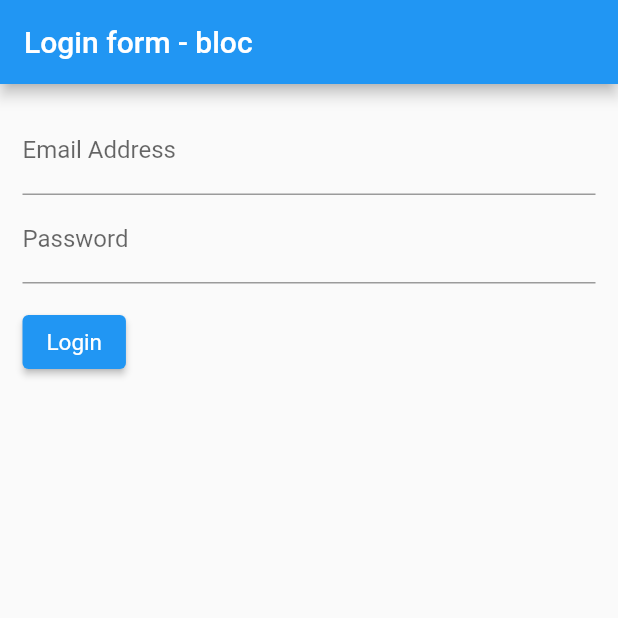
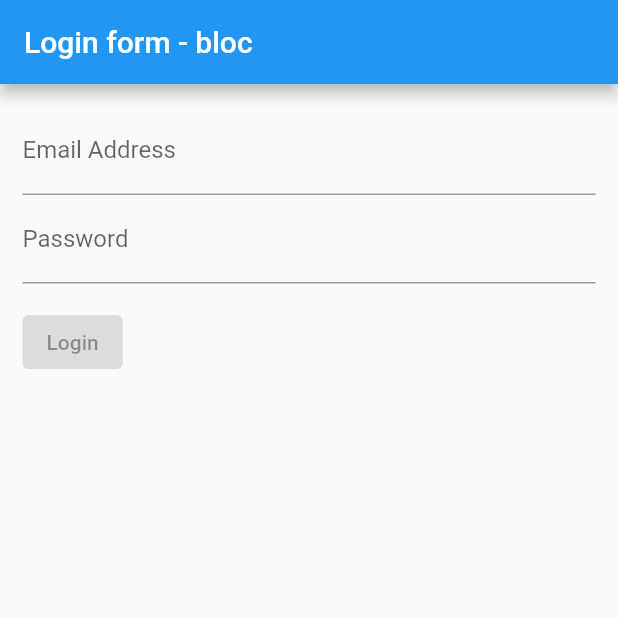
Before and after one commit to lukedxvxes/flutter_login-bloc, a Flutter app: the screen it shows after launch, on a phone screen of 412 x 824 dp, the top half of it. Run offline on Flutter 3.47's test engine with Material 2 defaults, Android fonts, the phone set to English and light mode, and no system bars; our stand-ins replace rxdart.

Commit message:
rx dart to combine streams for submit button state

```diff
--- a/lib/src/blocs/bloc.dart
+++ b/lib/src/blocs/bloc.dart
@@ -1,14 +1,18 @@
 import 'dart:async';
 import 'validators.dart';
+import 'package:rxdart/rxdart.dart';
 
 class Bloc extends Validators {
-  final _emailController = StreamController<String>();
-  final _passwordController = StreamController<String>();
+  final _emailController = StreamController<String>.broadcast();
+  final _passwordController = StreamController<String>.broadcast();
 
   //Add data to stream - transform method is attached to the end so all data used by stream is validated.
   Stream<String> get email => _emailController.stream.transform(validateEmail);
   Stream<String> get password =>
       _passwordController.stream.transform(validatePassword);
+  //gives you access to email and password but we dont care in this case so we return true
+  Stream<bool> get submitValid =>
+      CombineLatestStream.combine2(email, password, (e, p) => true);
 
   //Change data
   Function(String) get changeEmail => _emailController.sink.add;
--- a/lib/src/screens/login_screen.dart
+++ b/lib/src/screens/login_screen.dart
@@ -17,7 +17,7 @@ class LoginScreen extends StatelessWidget {
           emailField(bloc),
           passwordField(bloc),
           Container(margin: const EdgeInsets.only(top: 15.0)),
-          submitButton()
+          submitButton(bloc)
         ],
       ),
     );
@@ -56,14 +56,19 @@ class LoginScreen extends StatelessWidget {
     );
   }
 
-  Widget submitButton() {
-    final ButtonStyle style =
-        ElevatedButton.styleFrom(textStyle: const TextStyle(fontSize: 15));
-
-    return ElevatedButton(
-      style: style,
-      child: const Text('Login'),
-      onPressed: () {},
+  Widget submitButton(Bloc bloc) {
+    return StreamBuilder(
+      stream: bloc.submitValid,
+      builder: (context, snapshot) {
+        return ElevatedButton(
+          child: const Text('Login'),
+          onPressed: snapshot.hasData
+              ? () {
+                  print('there has been data!');
+                }
+              : null,
+        );
+      },
     );
   }
 }
--- a/pubspec.yaml
+++ b/pubspec.yaml
@@ -3,7 +3,7 @@ description: A new Flutter project.
 
 # The following line prevents the package from being accidentally published to
 # pub.dev using `flutter pub publish`. This is preferred for private packages.
-publish_to: 'none' # Remove this line if you wish to publish to pub.dev
+publish_to: "none" # Remove this line if you wish to publish to pub.dev
 
 # The following defines the version and build number for your application.
 # A version number is three numbers separated by dots, like 1.2.43
@@ -30,10 +30,11 @@ dependencies:
   flutter:
     sdk: flutter
 
-
   # The following adds the Cupertino Icons font to your application.
   # Use with the CupertinoIcons class for iOS style icons.
   cupertino_icons: ^1.0.2
+
+  rxdart: ^0.27.3
 
 dev_dependencies:
   flutter_test:
@@ -51,7 +52,6 @@ dev_dependencies:
 
 # The following section is specific to Flutter.
 flutter:
-
   # The following line ensures that the Material Icons font is
   # included with your application, so that you can use the icons in
   # the material Icons class.
```
Also changed, not shown: flutter_01.png (added), pubspec.lock, 1 other file.
